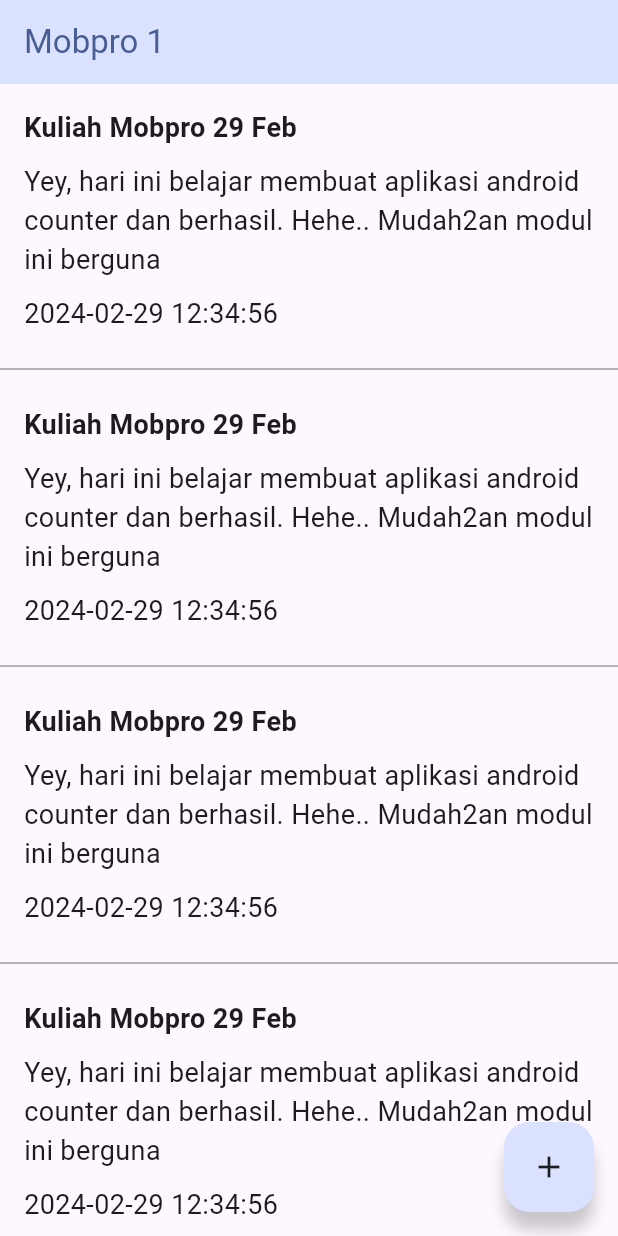
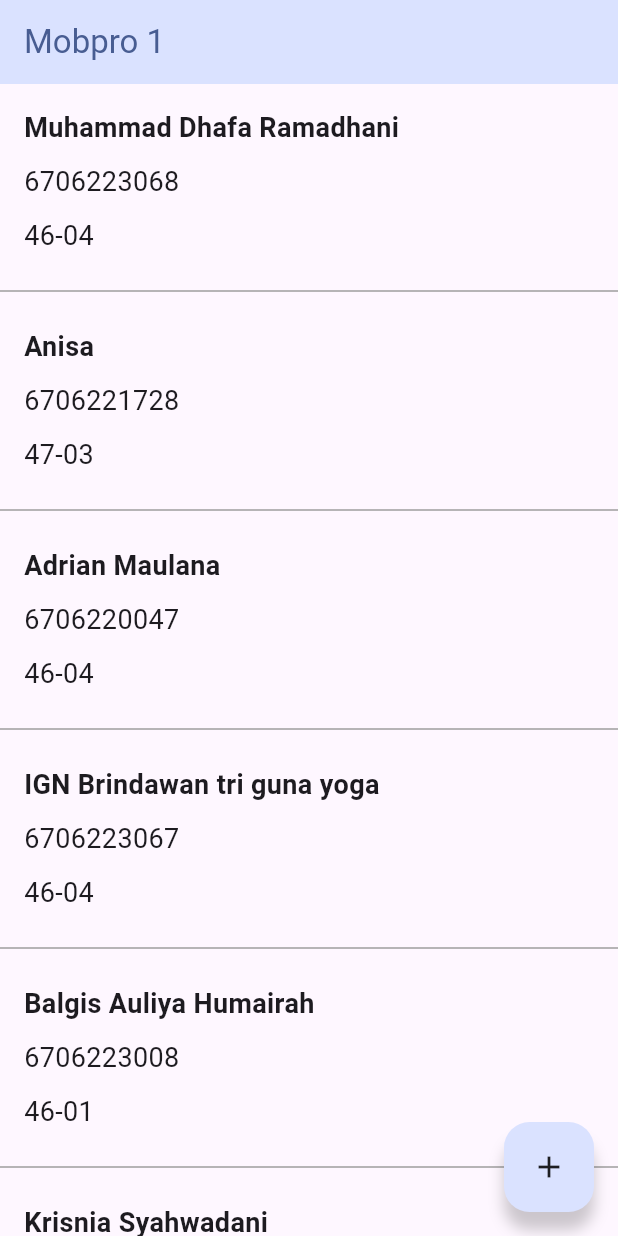
Before and after one commit to MDhafaR/FlutterXMpobpro, a Flutter app: the screen it shows after launch, on a phone screen of 412 x 824 dp. Run offline on Flutter 3.47's test engine with Material 3 defaults, Android fonts, the phone set to English and light mode, and no system bars; our stand-ins replace bot_toast.

Commit message:
challenge 7

```diff
--- a/lib/pages/halaman_utama.dart
+++ b/lib/pages/halaman_utama.dart
@@ -4,8 +4,40 @@ import 'package:flutter_x_mobpro/Color/color_tamplate.dart';
 import 'package:flutter_x_mobpro/widgets/item_list.dart';
 
 class HalamanUtama extends StatelessWidget {
-  const HalamanUtama({super.key});
+  HalamanUtama({super.key});
 
+  final List<String> nama = [
+    "Muhammad Dhafa Ramadhani",
+    "Anisa",
+    "Adrian Maulana",
+    "IGN Brindawan tri guna yoga",
+    "Balgis Auliya Humairah",
+    "Krisnia Syahwadani",
+    "Muhammad Raihan Fahrifi",
+    "Muhammad Zakiy Mubarak",
+  ];
+
+  final List<String> nim = [
+    "6706223068",
+    "6706221728",
+    "6706220047",
+    "6706223067",
+    "6706223008",
+    "6706223000",
+    "6706200009",
+    "6535465563",
+  ];
+
+  final List<String> kelas = [
+    "46-04",
+    "47-03",
+    "46-04",
+    "46-04",
+    "46-01",
+    "46-04",
+    "46-04",
+    "46-02",
+  ];
   @override
   Widget build(BuildContext context) {
     return Scaffold(
@@ -41,13 +73,22 @@ class HalamanUtama extends StatelessWidget {
       body: Column(
         children: [
           Expanded(
-            child: ListView.builder(
-              itemCount: 15,
-              itemBuilder: (context, index) {
-                return ItemList();
-              },
-            ),
-          )
+            child: CustomScrollView(
+              slivers: [
+                SliverList.builder(
+                  itemCount: nama.length,
+                  itemBuilder: (context, index) {
+                    return ItemList(
+                    nama: nama[index], nim: nim[index], kelas: kelas[index]);
+                },),
+                const SliverToBoxAdapter(
+                  child: SizedBox(
+                    height: 80,
+                  ),
+                ),
+              ],
+            )
+          ),
         ],
       ),
     );
--- a/lib/widgets/item_list.dart
+++ b/lib/widgets/item_list.dart
@@ -2,34 +2,40 @@ import 'package:bot_toast/bot_toast.dart';
 import 'package:flutter/material.dart';
 
 class ItemList extends StatelessWidget {
-  const ItemList({super.key});
+  const ItemList(
+      {required this.nama, required this.nim, required this.kelas, super.key});
+
+  final String nama;
+  final String nim;
+  final String kelas;
 
   @override
   Widget build(BuildContext context) {
     return InkWell(
       onTap: () {
-        BotToast.showText(
-              text: "Belum Bisa", align: const Alignment(0, 0.98));
+        BotToast.showText(text: nama, align: const Alignment(0, 0.98));
       },
-      child: const Column(
+      child: Column(
+        crossAxisAlignment: CrossAxisAlignment.start,
         children: [
           Padding(
             padding: EdgeInsets.all(16),
             child: Column(
               crossAxisAlignment: CrossAxisAlignment.start,
               children: [
-                Text("Kuliah Mobpro 29 Feb",
-                    style: TextStyle(fontSize: 18, fontWeight: FontWeight.w700)),
+                Text(nama,
+                    style:
+                        TextStyle(fontSize: 18, fontWeight: FontWeight.w700)),
                 SizedBox(
                   height: 10,
                 ),
                 Text(
-                    "Yey, hari ini belajar membuat aplikasi android counter dan berhasil. Hehe.. Mudah2an modul ini berguna",
+                    nim,
                     style: TextStyle(fontSize: 18)),
                 SizedBox(
                   height: 10,
                 ),
-                Text("2024-02-29 12:34:56", style: TextStyle(fontSize: 18)),
+                Text(kelas, style: TextStyle(fontSize: 18)),
               ],
             ),
           ),
```
